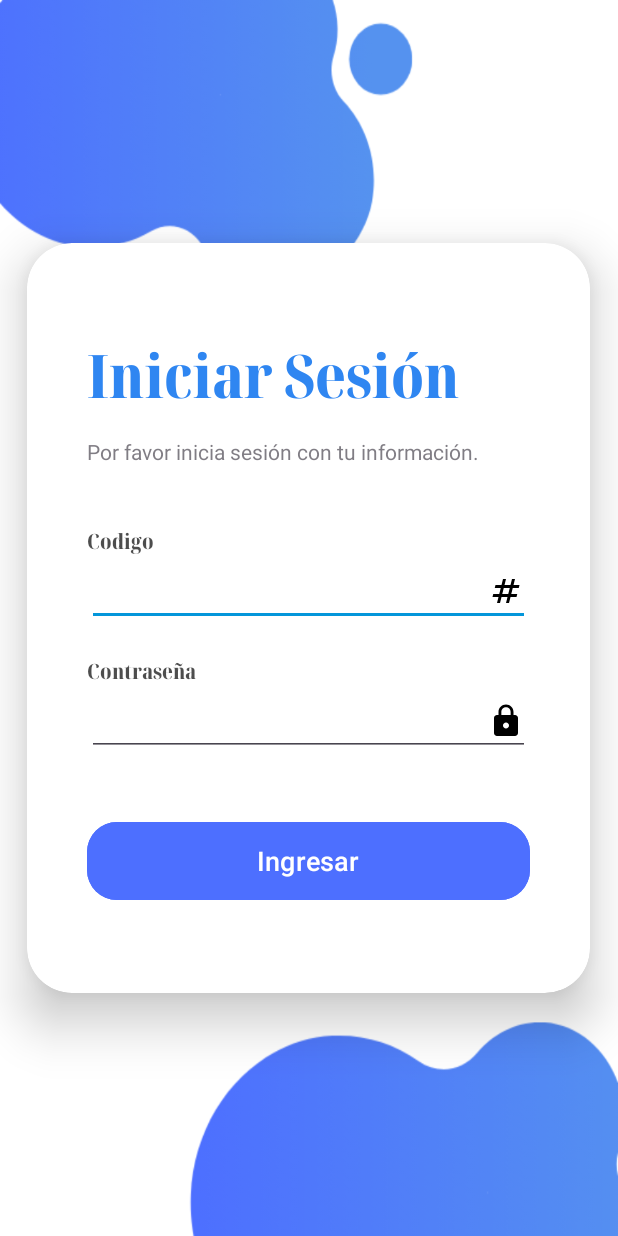
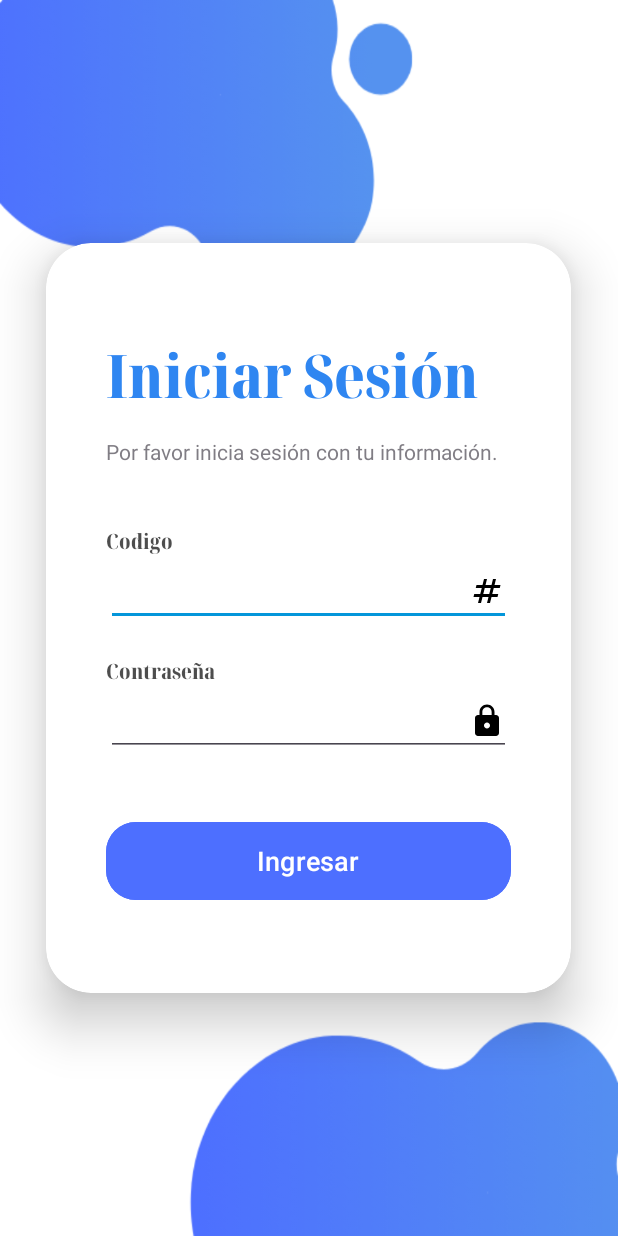
Before and after one commit to Jhieyme/EasyOrder, an Android app: the screen it shows after launch (LoginActivity), on a phone screen of 412 x 824 dp. Run offline under Robolectric (Android 15) with nearby library versions, the phone set to English and light mode, and no system bars.

Commit message:
350 update

```diff
--- a/app/src/main/res/layout/activity_login.xml
+++ b/app/src/main/res/layout/activity_login.xml
@@ -10,7 +10,7 @@
     tools:context=".LoginActivity">
 
     <androidx.cardview.widget.CardView
-        android:layout_width="375dp"
+        android:layout_width="350dp"
         android:layout_height="500dp"
         android:layout_margin="30dp"
         app:cardCornerRadius="30dp"
```
